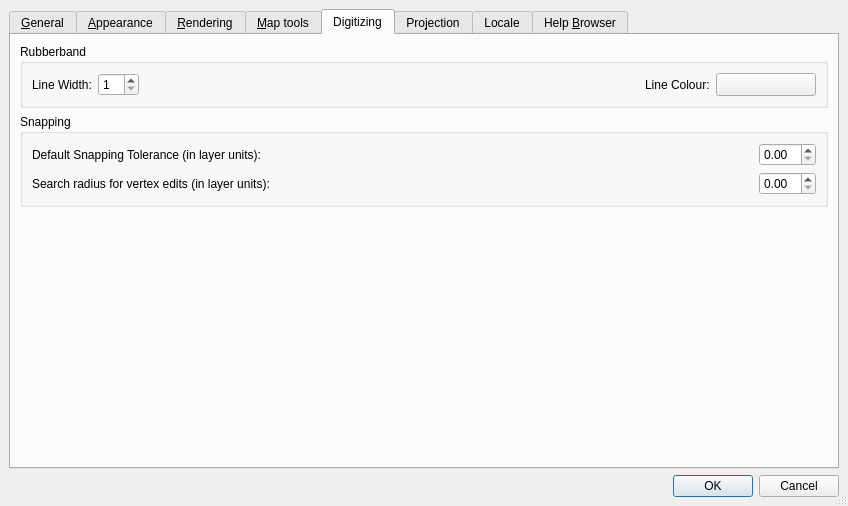
This is src/ui/qgsoptionsbase.ui in qgis/QGIS as Qt 5 draws it before an edit. The edited form follows.
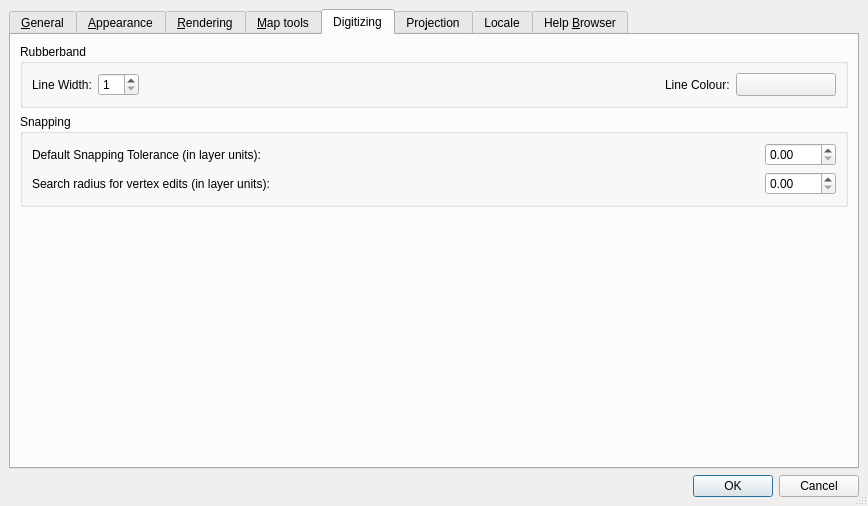
This is the edited form. The open tabs and pages were chosen to show the change. Icons and pictures are not drawn. Custom widgets are drawn as their Qt base class.

Commit message: Enhanced maximum value for digitizing double spin boxes

The edit to the form file:
```diff
--- a/src/ui/qgsoptionsbase.ui
+++ b/src/ui/qgsoptionsbase.ui
@@ -5,7 +5,7 @@
    <rect>
     <x>0</x>
     <y>0</y>
-    <width>848</width>
+    <width>868</width>
     <height>506</height>
    </rect>
   </property>
@@ -797,7 +797,11 @@
              </spacer>
             </item>
             <item>
-             <widget class="QDoubleSpinBox" name="mDefaultSnappingToleranceSpinBox" />
+             <widget class="QDoubleSpinBox" name="mDefaultSnappingToleranceSpinBox" >
+              <property name="maximum" >
+               <double>9999.989999999999782</double>
+              </property>
+             </widget>
             </item>
            </layout>
           </item>
@@ -830,7 +834,11 @@
              </spacer>
             </item>
             <item>
-             <widget class="QDoubleSpinBox" name="mSearchRadiusVertexEditSpinBox" />
+             <widget class="QDoubleSpinBox" name="mSearchRadiusVertexEditSpinBox" >
+              <property name="maximum" >
+               <double>9999.989999999999782</double>
+              </property>
+             </widget>
             </item>
            </layout>
           </item>
```
